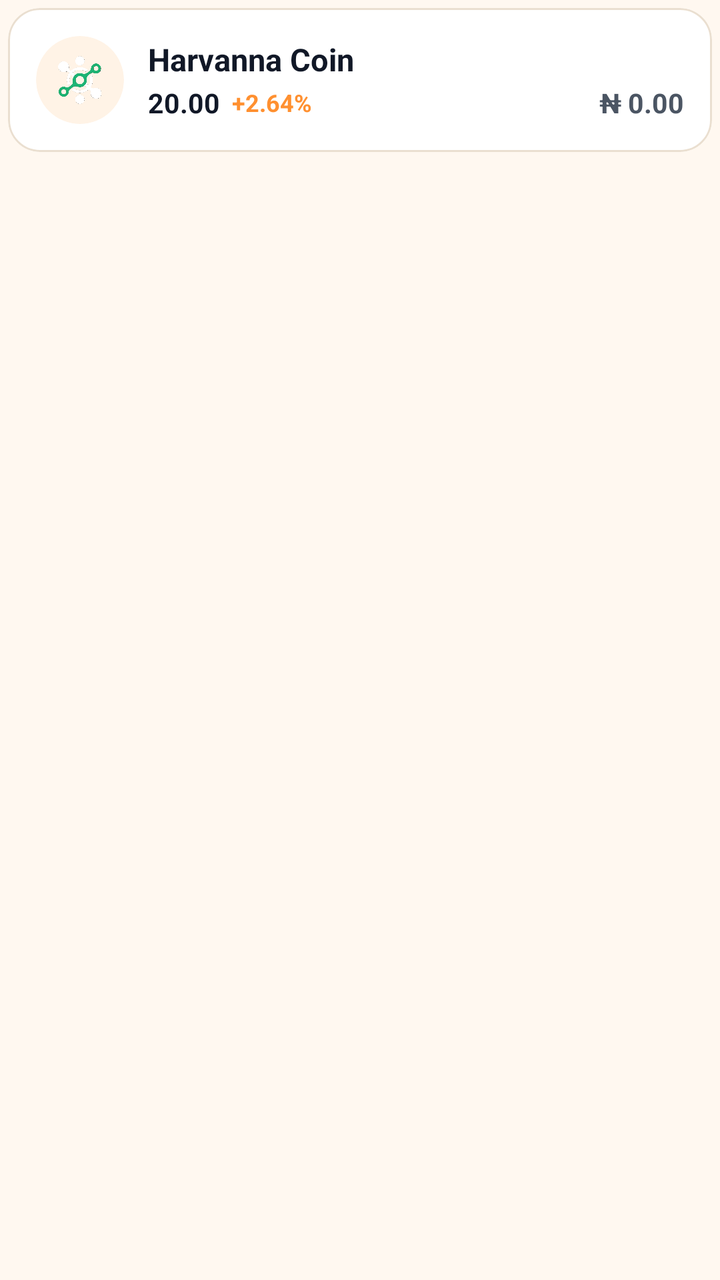
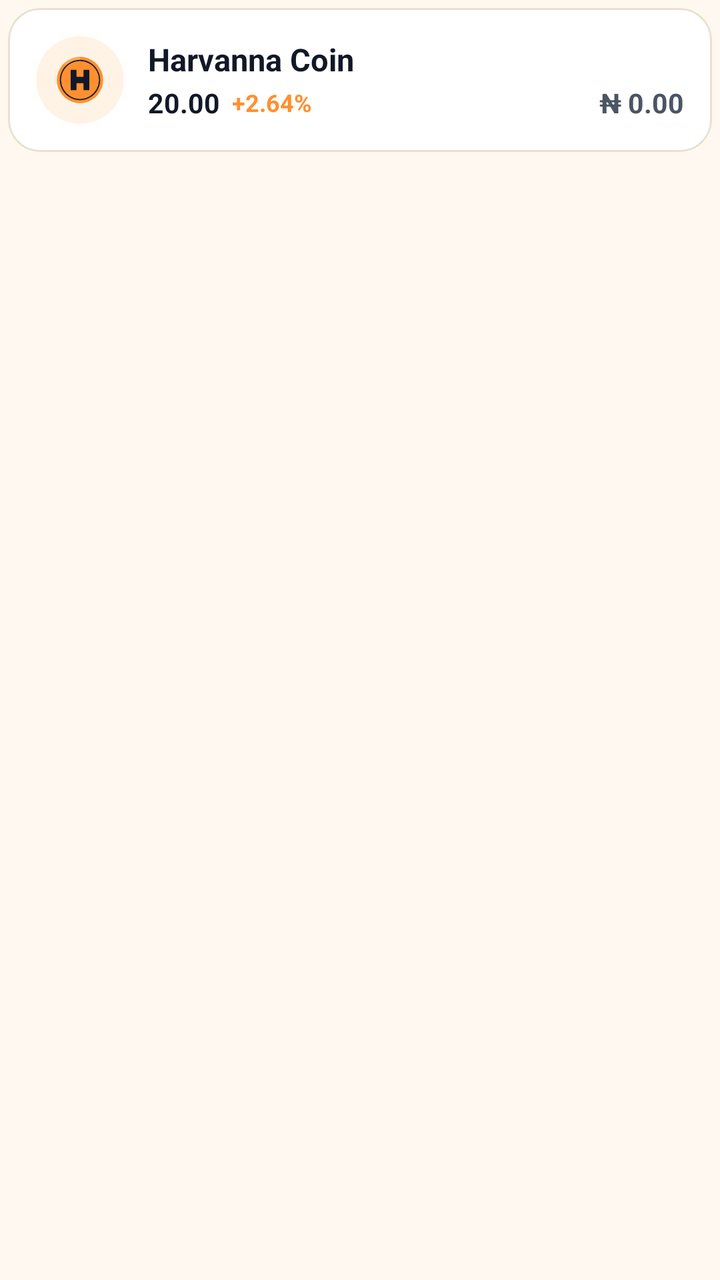

Before-and-after screenshots of an Android layout around one commit, followed by the original layout XML and the change that was made.
<!-- AndroidManifest.xml: application theme AppTheme -->
<!-- res/layout/coin_list_card.xml -->
<LinearLayout
	xmlns:android="http://schemas.android.com/apk/res/android"
	xmlns:app="http://schemas.android.com/apk/res-auto"
	xmlns:tools="http://schemas.android.com/tools"
	android:id="@+id/ll_asset_container"
	android:layout_width="match_parent"
	android:layout_height="wrap_content"
	android:orientation="vertical">
	<com.google.android.material.card.MaterialCardView
		android:id="@+id/cardview1"
		android:layout_width="match_parent"
		android:layout_height="wrap_content"
		android:layout_marginLeft="4dp"
		android:layout_marginTop="4dp"
		android:layout_marginRight="4dp"
		app:cardBackgroundColor="@color/colorSurface"
		app:cardCornerRadius="16dp"
		app:cardElevation="0dp"
		app:strokeWidth="1dp"
		app:strokeColor="@color/colorCardStroke">
		<LinearLayout
			android:id="@+id/linear7"
			android:layout_width="match_parent"
			android:layout_height="wrap_content"
			android:padding="14dp"
			android:gravity="center_vertical"
			android:orientation="horizontal">
			<androidx.cardview.widget.CardView
				android:id="@+id/cardview_logo"
				android:layout_width="44dp"
				android:layout_height="44dp"
				app:cardBackgroundColor="@color/colorSurfaceAlt"
				app:cardCornerRadius="360dp"
				app:cardElevation="0dp">
				<ImageView
					android:id="@+id/iv_asset_logo"
					android:layout_width="match_parent"
					android:layout_height="match_parent"
					android:padding="10dp"
					android:src="@drawable/main_app_logo"
					android:scaleType="centerInside"
					android:focusable="false" />
			</androidx.cardview.widget.CardView>
			<LinearLayout
				android:id="@+id/ll_asset_details"
				android:layout_width="0dp"
				android:layout_height="wrap_content"
				android:orientation="vertical"
				android:layout_weight="1"
				android:layout_marginStart="12dp">
				<TextView
					android:id="@+id/tv_asset_name"
					android:layout_width="wrap_content"
					android:layout_height="wrap_content"
					android:text="Harvanna Coin"
					android:textStyle="bold"
					android:textColor="@color/colorTextPrimary"
					android:textSize="15.5sp"
					android:focusable="false" />
				<LinearLayout
					android:id="@+id/linear6"
					android:layout_width="match_parent"
					android:layout_height="wrap_content"
					android:layout_marginTop="2dp"
					android:gravity="center_vertical"
					android:orientation="horizontal">
					<TextView
						android:id="@+id/tv_asset_balance"
						android:layout_width="wrap_content"
						android:layout_height="wrap_content"
						android:text="20.00"
						android:textStyle="bold"
						android:textColor="@color/colorTextPrimary"
						android:textSize="13.5sp"
						android:focusable="false" />
					<TextView
						android:id="@+id/tv_asset_symbol"
						android:layout_width="wrap_content"
						android:layout_height="wrap_content"
						android:text="+2.64%"
						android:textSize="12sp"
						android:textStyle="bold"
						android:textColor="@color/colorAccent"
						android:layout_weight="1"
						android:focusable="false"
						android:paddingStart="6dp" />
					<TextView
						android:id="@+id/tv_asset_amount"
						android:layout_width="wrap_content"
						android:layout_height="wrap_content"
						android:text="₦ 0.00"
						android:textStyle="bold"
						android:textColor="@color/colorTextSecondary"
						android:textSize="13.5sp"
						android:focusable="false" />
				</LinearLayout>
			</LinearLayout>
		</LinearLayout>
	</com.google.android.material.card.MaterialCardView>
</LinearLayout>
<!-- resources referenced by this layout -->
<resources>
  <!-- drawable main_app_logo: png bitmap (drawable-xhdpi, 221094 bytes) -->
  <style name="AppTheme" parent="Theme.MaterialComponents.DayNight.NoActionBar">
          <item name="appBarColor">@color/colorAccent</item>
          <item name="onAppBarColor">@color/colorTextOnAccent</item>
          <item name="colorSecondary">@color/colorAccent</item>
          <item name="colorOnSecondary">@color/colorTextOnAccent</item>
          <item name="colorPrimaryVariant">@color/colorAccentDark</item>
          <item name="colorSecondaryVariant">@color/colorAccentDark</item>
          <item name="colorError">@color/colorError</item>
          <item name="colorOnError">@color/colorTextPrimaryWhite</item>
          <item name="colorControlActivated">@color/colorAccent</item>
          <item name="colorControlNormal">@color/colorControlNormal</item>
          <item name="colorControlHighlight">@color/colorAccentRipple</item>
          <item name="android:textColorHighlight">@color/colorAccentStroke</item>
          <item name="android:textColorLink">@color/colorAccentStrong</item>
          <item name="android:editTextColor">@color/colorTextPrimary</item>
          <item name="android:navigationBarColor">@color/colorBackground</item>
          <item name="colorPrimary">@color/colorAccent</item>
          <item name="colorPrimaryDark">@color/colorAccentStrong</item>
          <item name="colorAccent">@color/colorAccent</item>
          <item name="colorSurface">@color/colorSurface</item>
          <item name="colorOnPrimary">@color/colorTextOnAccent</item>
          <item name="colorOnSurface">@color/colorTextPrimary</item>
          <item name="colorOnBackground">@color/colorTextPrimary</item>
          <item name="colorOnSurfaceVariant">@color/colorTextSecondary</item>
          <item name="android:textColorPrimary">@color/colorTextPrimary</item>
          <item name="android:textColorSecondary">@color/colorTextSecondary</item>
          <item name="android:textColorHint">@color/colorTextTertiary</item>
          <item name="android:statusBarColor">?attr/appBarColor</item>
          <item name="android:windowLightStatusBar">true</item>
          <item name="android:windowBackground">@color/colorBackground</item>
          <item name="alertDialogTheme">@style/AjooAlertDialog</item>
          <item name="materialAlertDialogTheme">@style/AjooAlertDialog</item>
          <item name="bottomSheetDialogTheme">@style/AjooBottomSheetDialog</item>
      </style>
  <style name="AjooAlertDialog" parent="ThemeOverlay.MaterialComponents.MaterialAlertDialog">
          <item name="colorPrimary">@color/colorAccent</item>
          <item name="colorAccent">@color/colorAccent</item>
          <item name="colorSurface">@color/colorSurface</item>
          <item name="colorOnPrimary">@color/colorTextOnAccent</item>
          <item name="colorOnSurface">@color/colorTextPrimary</item>
          <item name="android:textColorPrimary">@color/colorTextPrimary</item>
          <item name="android:textColor">@color/colorTextPrimary</item>
          <item name="android:windowBackground">@color/colorSurface</item>
          <item name="buttonBarPositiveButtonStyle">@style/AjooDialogButton</item>
          <item name="buttonBarNegativeButtonStyle">@style/AjooDialogButton</item>
          <item name="buttonBarNeutralButtonStyle">@style/AjooDialogButton</item>
      </style>
  <style name="AjooBottomSheetDialog" parent="ThemeOverlay.MaterialComponents.BottomSheetDialog">
          <item name="colorPrimary">@color/colorAccent</item>
          <item name="colorAccent">@color/colorAccent</item>
          <item name="colorSurface">@color/colorSurface</item>
          <item name="colorOnPrimary">@color/colorTextOnAccent</item>
          <item name="colorOnSurface">@color/colorTextPrimary</item>
          <item name="colorOnSurfaceVariant">@color/colorTextSecondary</item>
          <item name="android:textColorPrimary">@color/colorTextPrimary</item>
          <item name="bottomSheetStyle">@style/AjooBottomSheetStyle</item>
      </style>
  <style name="AjooDialogButton" parent="Widget.MaterialComponents.Button.TextButton.Dialog">
          <item name="android:textColor">@color/colorAccent</item>
          <item name="android:minHeight">48dp</item>
      </style>
  <style name="AjooBottomSheetStyle" parent="Widget.MaterialComponents.BottomSheet.Modal">
          <item name="backgroundTint">?attr/colorSurface</item>
          <item name="shapeAppearanceOverlay">@style/AjooBottomSheetShape</item>
      </style>
  <style name="AjooBottomSheetShape" parent="">
          <item name="cornerFamily">rounded</item>
          <item name="cornerSizeTopLeft">20dp</item>
          <item name="cornerSizeTopRight">20dp</item>
          <item name="cornerSizeBottomLeft">0dp</item>
          <item name="cornerSizeBottomRight">0dp</item>
      </style>
  <!-- unchanged entries left out for length: 16 -->
</resources>

<!-- the commit's change to res/layout/coin_list_card.xml (unified diff, before → after) -->
@@ -37,7 +37,7 @@
 					android:layout_width="match_parent"
 					android:layout_height="match_parent"
 					android:padding="10dp"
-					android:src="@drawable/main_app_logo"
+					android:src="@drawable/ic_coin_harv"
 					android:scaleType="centerInside"
 					android:focusable="false" />
 			</androidx.cardview.widget.CardView>
<!-- resource entries referenced after the edit -->
@@ -1,7 +1,34 @@
 <!-- resources referenced by this layout -->
 <resources>
-  <!-- drawable main_app_logo: png bitmap (drawable-xhdpi, 221094 bytes) -->
+  <!-- drawable ic_coin_harv (drawable) -->
+  <?xml version="1.0" encoding="utf-8"?>
+  <vector xmlns:android="http://schemas.android.com/apk/res/android"
+      android:width="108dp"
+      android:height="108dp"
+      android:viewportWidth="108"
+      android:viewportHeight="108">
+      
+      <path
+          android:fillColor="#FF9030"
+          android:pathData="M54,2a52,52 0,1 0,0.001 0z" />
+      
+      <path
+          android:fillColor="#33FFFFFF"
+          android:pathData="M54,2A52,52 0,0 0,17.2 17.2L24.5,24.5A41.7,41.7 0,0 1,54 12.3z" />
+      
+      <path
+          android:fillColor="#00000000"
+          android:strokeColor="#111827"
+          android:strokeWidth="2.6"
+          android:pathData="M54,10a44,44 0,1 0,0.001 0z" />
+      
+      <path
+          android:fillColor="#111827"
+          android:pathData="M33,31h13v16h16V31h13v46H62V61H46v16H33z" />
+  </vector>
   <style name="AppTheme" parent="Theme.MaterialComponents.DayNight.NoActionBar">
+          
+          <item name="android:textViewStyle">@style/HarvannaTextView</item>
           <item name="appBarColor">@color/colorAccent</item>
           <item name="onAppBarColor">@color/colorTextOnAccent</item>
           <item name="colorSecondary">@color/colorAccent</item>
@@ -31,11 +58,14 @@
           <item name="android:statusBarColor">?attr/appBarColor</item>
           <item name="android:windowLightStatusBar">true</item>
           <item name="android:windowBackground">@color/colorBackground</item>
-          <item name="alertDialogTheme">@style/AjooAlertDialog</item>
-          <item name="materialAlertDialogTheme">@style/AjooAlertDialog</item>
-          <item name="bottomSheetDialogTheme">@style/AjooBottomSheetDialog</item>
+          <item name="alertDialogTheme">@style/HarvannaAlertDialog</item>
+          <item name="materialAlertDialogTheme">@style/HarvannaAlertDialog</item>
+          <item name="bottomSheetDialogTheme">@style/HarvannaBottomSheetDialog</item>
       </style>
-  <style name="AjooAlertDialog" parent="ThemeOverlay.MaterialComponents.MaterialAlertDialog">
+  <style name="HarvannaTextView" parent="android:Widget.TextView">
+          <item name="android:textColor">@color/colorTextPrimary</item>
+      </style>
+  <style name="HarvannaAlertDialog" parent="ThemeOverlay.MaterialComponents.MaterialAlertDialog">
           <item name="colorPrimary">@color/colorAccent</item>
           <item name="colorAccent">@color/colorAccent</item>
           <item name="colorSurface">@color/colorSurface</item>
@@ -44,11 +74,11 @@
           <item name="android:textColorPrimary">@color/colorTextPrimary</item>
           <item name="android:textColor">@color/colorTextPrimary</item>
           <item name="android:windowBackground">@color/colorSurface</item>
-          <item name="buttonBarPositiveButtonStyle">@style/AjooDialogButton</item>
-          <item name="buttonBarNegativeButtonStyle">@style/AjooDialogButton</item>
-          <item name="buttonBarNeutralButtonStyle">@style/AjooDialogButton</item>
+          <item name="buttonBarPositiveButtonStyle">@style/HarvannaDialogButton</item>
+          <item name="buttonBarNegativeButtonStyle">@style/HarvannaDialogButton</item>
+          <item name="buttonBarNeutralButtonStyle">@style/HarvannaDialogButton</item>
       </style>
-  <style name="AjooBottomSheetDialog" parent="ThemeOverlay.MaterialComponents.BottomSheetDialog">
+  <style name="HarvannaBottomSheetDialog" parent="ThemeOverlay.MaterialComponents.BottomSheetDialog">
           <item name="colorPrimary">@color/colorAccent</item>
           <item name="colorAccent">@color/colorAccent</item>
           <item name="colorSurface">@color/colorSurface</item>
@@ -56,17 +86,17 @@
           <item name="colorOnSurface">@color/colorTextPrimary</item>
           <item name="colorOnSurfaceVariant">@color/colorTextSecondary</item>
           <item name="android:textColorPrimary">@color/colorTextPrimary</item>
-          <item name="bottomSheetStyle">@style/AjooBottomSheetStyle</item>
+          <item name="bottomSheetStyle">@style/HarvannaBottomSheetStyle</item>
       </style>
-  <style name="AjooDialogButton" parent="Widget.MaterialComponents.Button.TextButton.Dialog">
+  <style name="HarvannaDialogButton" parent="Widget.MaterialComponents.Button.TextButton.Dialog">
           <item name="android:textColor">@color/colorAccent</item>
           <item name="android:minHeight">48dp</item>
       </style>
-  <style name="AjooBottomSheetStyle" parent="Widget.MaterialComponents.BottomSheet.Modal">
+  <style name="HarvannaBottomSheetStyle" parent="Widget.MaterialComponents.BottomSheet.Modal">
           <item name="backgroundTint">?attr/colorSurface</item>
-          <item name="shapeAppearanceOverlay">@style/AjooBottomSheetShape</item>
+          <item name="shapeAppearanceOverlay">@style/HarvannaBottomSheetShape</item>
       </style>
-  <style name="AjooBottomSheetShape" parent="">
+  <style name="HarvannaBottomSheetShape" parent="">
           <item name="cornerFamily">rounded</item>
           <item name="cornerSizeTopLeft">20dp</item>
           <item name="cornerSizeTopRight">20dp</item>
